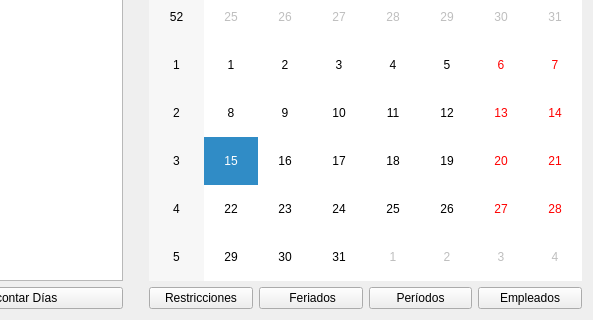
Before: the Qt Designer form windows/EmployeeWidget.ui in santichialvo/holidaysAdministrator, drawn with Qt 5; both pictures show x 322 to 915 and y 89 to 409 of the 915 by 409 pixel window.
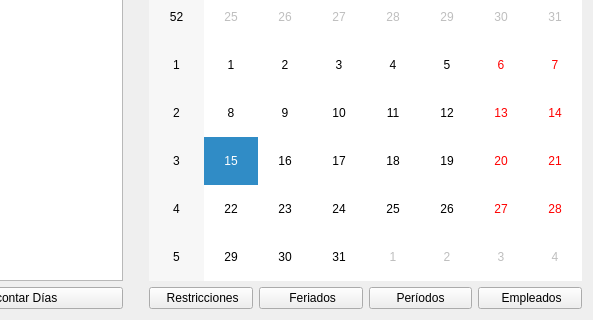
After: the same form once the commit is applied. Icons and pictures are not drawn.

The edit to the form file:
```diff
--- a/windows/EmployeeWidget.ui
+++ b/windows/EmployeeWidget.ui
@@ -98,7 +98,7 @@
      <item>
       <widget class="QPushButton" name="restricciones_pushButton">
        <property name="text">
-        <string>Restricciones</string>
+        <string> Restricciones</string>
        </property>
        <property name="icon">
         <iconset resource="../images/Resource_ha.qrc">
@@ -131,7 +131,7 @@
      <item>
       <widget class="QPushButton" name="employee_pushButton">
        <property name="text">
-        <string>Empleados</string>
+        <string> Empleados</string>
        </property>
        <property name="icon">
         <iconset resource="../images/Resource_ha.qrc">
```
Left out of the diff: 10 changed lines with no effect on the pictures.
